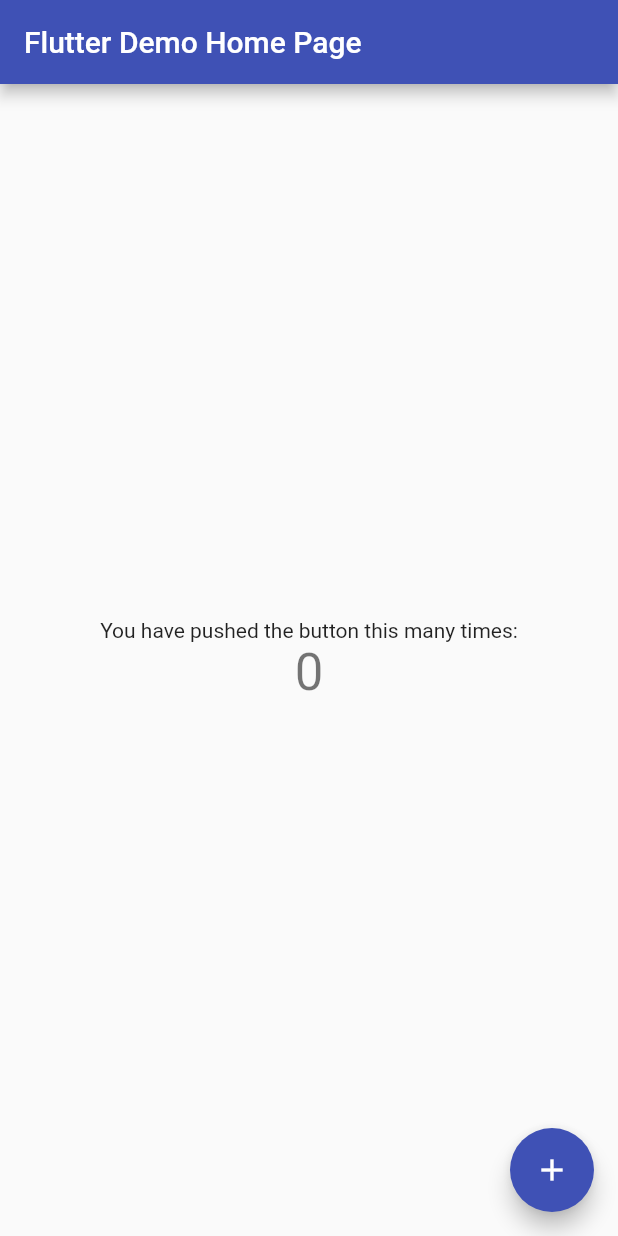
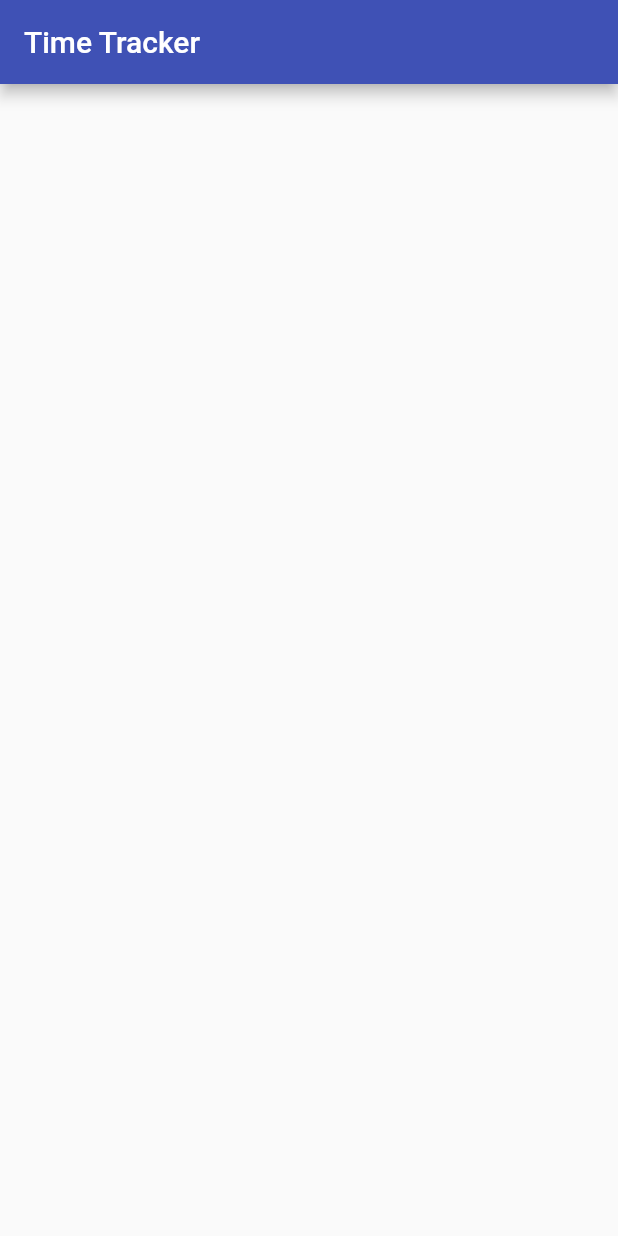
Before and after one commit to Ai-Albert/time_tracker_app, a Flutter app: the screen it shows after launch, on a phone screen of 412 x 824 dp. Run offline on Flutter 3.47's test engine with Material 2 defaults, Android fonts, the phone set to English and light mode, and no system bars.

Commit message:
Started building the sign in page

```diff
--- /dev/null
+++ b/lib/app/sign_in/sign_in_page.dart
@@ -0,0 +1,12 @@
+import 'package:flutter/material.dart';
+
+class SignInPage extends StatelessWidget {
+  @override
+  Widget build(BuildContext context) {
+    return Scaffold(
+      appBar: AppBar(
+        title: Text('Time Tracker'),
+      ),
+    );
+  }
+}
--- a/lib/main.dart
+++ b/lib/main.dart
@@ -1,111 +1,22 @@
 import 'package:flutter/material.dart';
+import 'package:time_tracker/app/sign_in/sign_in_page.dart';
 
-void main() => runApp(MyApp());
+void main() {
+  runApp(MyApp());
+}
 
 class MyApp extends StatelessWidget {
-  // This widget is the root of your application.
   @override
   Widget build(BuildContext context) {
     return MaterialApp(
-      title: 'Flutter Demo',
+
+      title: 'Time Tracker',
+
       theme: ThemeData(
-        // This is the theme of your application.
-        //
-        // Try running your application with "flutter run". You'll see the
-        // application has a blue toolbar. Then, without quitting the app, try
-        // changing the primarySwatch below to Colors.green and then invoke
-        // "hot reload" (press "r" in the console where you ran "flutter run",
-        // or simply save your changes to "hot reload" in a Flutter IDE).
-        // Notice that the counter didn't reset back to zero; the application
-        // is not restarted.
         primarySwatch: Colors.indigo,
       ),
-      home: MyHomePage(title: 'Flutter Demo Home Page'),
+
+      home: SignInPage(),
     );
   }
 }
-
-class MyHomePage extends StatefulWidget {
-  MyHomePage({Key key, this.title}) : super(key: key);
-
-  // This widget is the home page of your application. It is stateful, meaning
-  // that it has a State object (defined below) that contains fields that affect
-  // how it looks.
-
-  // This class is the configuration for the state. It holds the values (in this
-  // case the title) provided by the parent (in this case the App widget) and
-  // used by the build method of the State. Fields in a Widget subclass are
-  // always marked "final".
-
-  final String title;
-
-  @override
-  _MyHomePageState createState() => _MyHomePageState();
-}
-
-class _MyHomePageState extends State<MyHomePage> {
-  int _counter = 0;
-
-  void _incrementCounter() {
-    setState(() {
-      // This call to setState tells the Flutter framework that something has
-      // changed in this State, which causes it to rerun the build method below
-      // so that the display can reflect the updated values. If we changed
-      // _counter without calling setState(), then the build method would not be
-      // called again, and so nothing would appear to happen.
-      _counter++;
-    });
-  }
-
-  @override
-  Widget build(BuildContext context) {
-    // This method is rerun every time setState is called, for instance as done
-    // by the _incrementCounter method above.
-    //
-    // The Flutter framework has been optimized to make rerunning build methods
-    // fast, so that you can just rebuild anything that needs updating rather
-    // than having to individually change instances of widgets.
-    return Scaffold(
-      appBar: AppBar(
-        // Here we take the value from the MyHomePage object that was created by
-        // the App.build method, and use it to set our appbar title.
-        title: Text(widget.title),
-      ),
-      body: Center(
-        // Center is a layout widget. It takes a single child and positions it
-        // in the middle of the parent.
-        child: Column(
-          // Column is also a layout widget. It takes a list of children and
-          // arranges them vertically. By default, it sizes itself to fit its
-          // children horizontally, and tries to be as tall as its parent.
-          //
-          // Invoke "debug painting" (press "p" in the console, choose the
-          // "Toggle Debug Paint" action from the Flutter Inspector in Android
-          // Studio, or the "Toggle Debug Paint" command in Visual Studio Code)
-          // to see the wireframe for each widget.
-          //
-          // Column has various properties to control how it sizes itself and
-          // how it positions its children. Here we use mainAxisAlignment to
-          // center the children vertically; the main axis here is the vertical
-          // axis because Columns are vertical (the cross axis would be
-          // horizontal).
-          mainAxisAlignment: MainAxisAlignment.center,
-          children: <Widget>[
-            Text(
-              'You have pushed the button this many times:',
-            ),
-            Text(
-              '$_counter',
-              style: Theme.of(context).textTheme.headline4,
-            ),
-          ],
-        ),
-      ),
-      floatingActionButton: FloatingActionButton(
-        onPressed: _incrementCounter,
-        tooltip: 'Increment',
-        child: Icon(Icons.add),
-      ), // This trailing comma makes auto-formatting nicer for build methods.
-    );
-  }
-}
```
